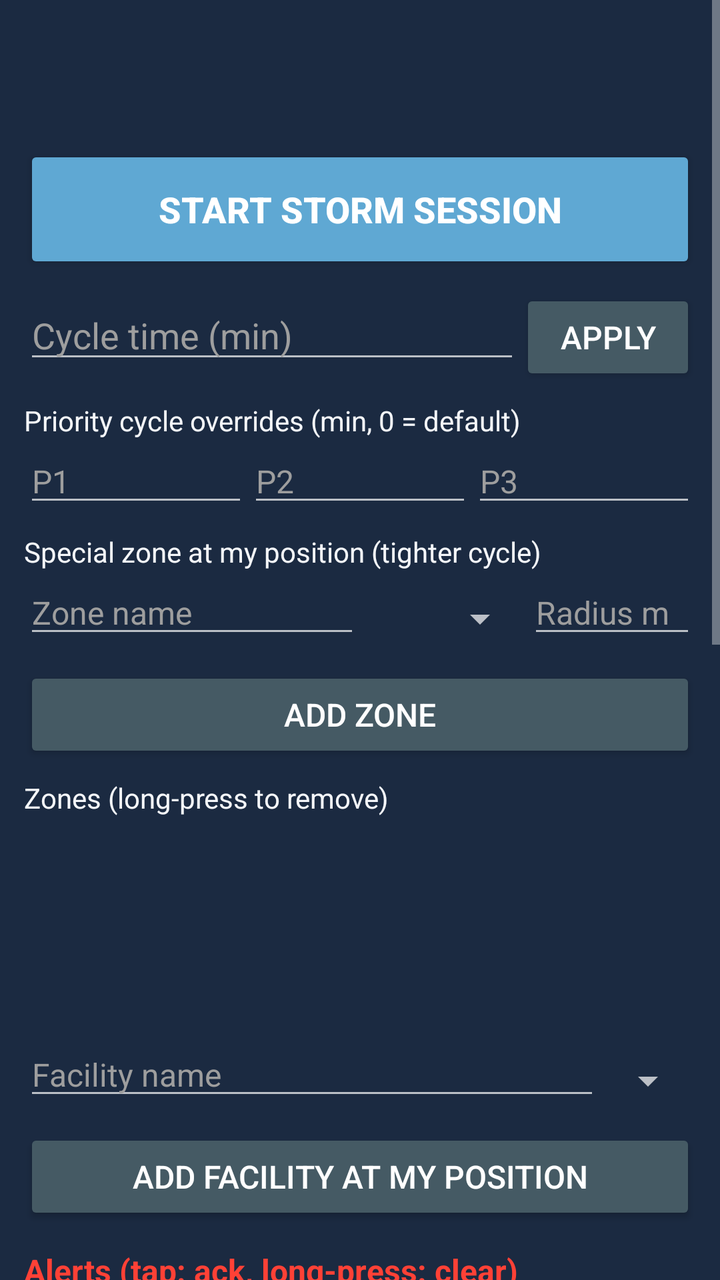
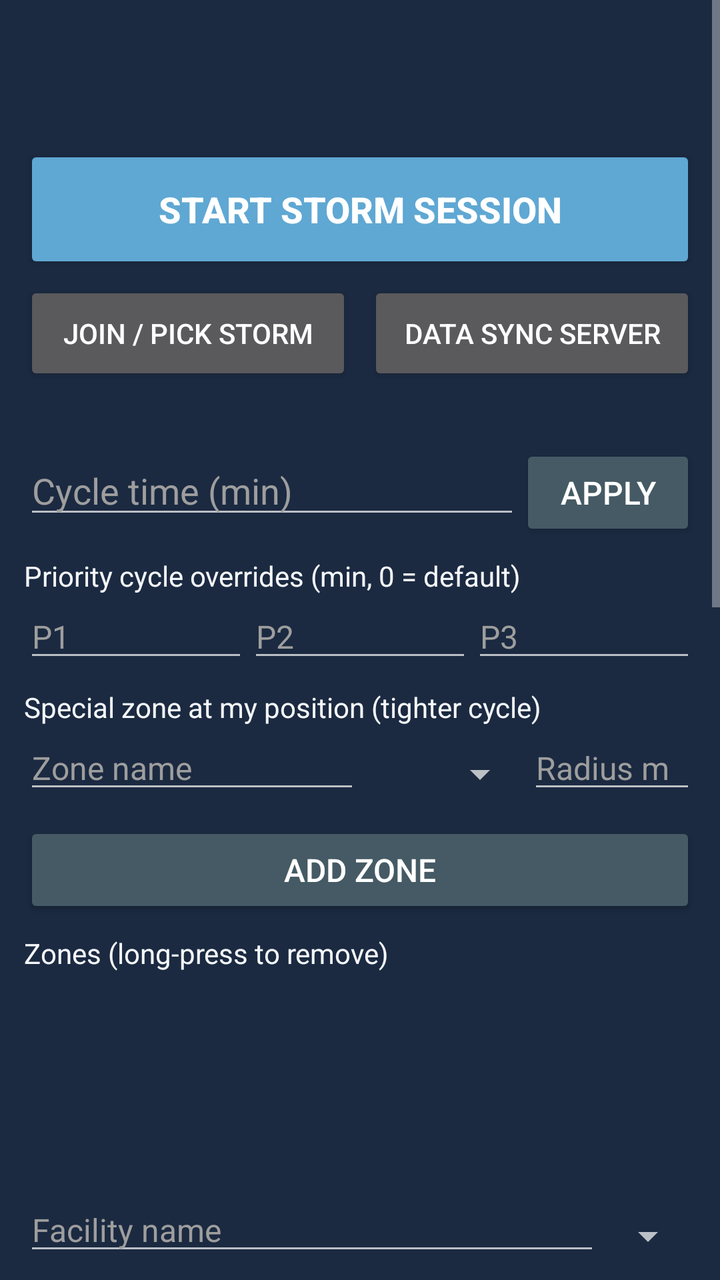

The first picture is an Android layout as it rendered before a commit; the second is the same layout after the commit. The layout source and the unified diff follow.
<!-- AndroidManifest.xml: application theme ATAKPluginTheme -->
<!-- res/layout/panel_supervisor.xml -->
<?xml version="1.0" encoding="utf-8"?>
<ScrollView xmlns:android="http://schemas.android.com/apk/res/android"
    android:layout_width="match_parent"
    android:layout_height="match_parent"
    android:background="@color/plowtak_bg">

    <LinearLayout
        android:layout_width="match_parent"
        android:layout_height="wrap_content"
        android:orientation="vertical"
        android:padding="12dp">

        <TextView
            android:id="@+id/sup_header"
            android:layout_width="match_parent"
            android:layout_height="wrap_content"
            android:textColor="@color/plowtak_text"
            android:textSize="20sp"
            android:textStyle="bold" />

        <TextView
            android:id="@+id/sup_storm_line"
            android:layout_width="match_parent"
            android:layout_height="wrap_content"
            android:layout_marginTop="4dp"
            android:textColor="@color/plowtak_accent"
            android:textSize="16sp" />

        <Button
            android:id="@+id/sup_storm_button"
            android:layout_width="match_parent"
            android:layout_height="64dp"
            android:layout_marginTop="8dp"
            android:backgroundTint="@color/plowtak_accent"
            android:text="@string/sup_storm_start"
            android:textSize="18sp"
            android:textStyle="bold" />

        
        <LinearLayout
            android:layout_width="match_parent"
            android:layout_height="wrap_content"
            android:layout_marginTop="8dp"
            android:orientation="horizontal">

            <EditText
                android:id="@+id/sup_cycle_time"
                android:layout_width="0dp"
                android:layout_height="wrap_content"
                android:layout_weight="1"
                android:hint="@string/sup_cycle_time_hint"
                android:inputType="number"
                android:textColor="@color/plowtak_text"
                android:textColorHint="@color/plowtak_grey"
                android:textSize="18sp" />

            <Button
                android:id="@+id/sup_cycle_apply"
                android:layout_width="wrap_content"
                android:layout_height="48dp"
                android:backgroundTint="@color/plowtak_toggle_off"
                android:text="@string/sup_cycle_time_apply"
                android:textSize="16sp" />
        </LinearLayout>

        
        <TextView
            android:layout_width="match_parent"
            android:layout_height="wrap_content"
            android:layout_marginTop="8dp"
            android:text="@string/sup_priority_title"
            android:textColor="@color/plowtak_text"
            android:textSize="14sp" />

        <LinearLayout
            android:layout_width="match_parent"
            android:layout_height="wrap_content"
            android:orientation="horizontal">

            <EditText
                android:id="@+id/sup_cycle_p1"
                android:layout_width="0dp"
                android:layout_height="wrap_content"
                android:layout_weight="1"
                android:hint="@string/sup_p1_hint"
                android:inputType="number"
                android:textColor="@color/plowtak_text"
                android:textColorHint="@color/plowtak_grey"
                android:textSize="16sp" />

            <EditText
                android:id="@+id/sup_cycle_p2"
                android:layout_width="0dp"
                android:layout_height="wrap_content"
                android:layout_weight="1"
                android:hint="@string/sup_p2_hint"
                android:inputType="number"
                android:textColor="@color/plowtak_text"
                android:textColorHint="@color/plowtak_grey"
                android:textSize="16sp" />

            <EditText
                android:id="@+id/sup_cycle_p3"
                android:layout_width="0dp"
                android:layout_height="wrap_content"
                android:layout_weight="1"
                android:hint="@string/sup_p3_hint"
                android:inputType="number"
                android:textColor="@color/plowtak_text"
                android:textColorHint="@color/plowtak_grey"
                android:textSize="16sp" />
        </LinearLayout>

        
        <TextView
            android:layout_width="match_parent"
            android:layout_height="wrap_content"
            android:layout_marginTop="8dp"
            android:text="@string/sup_zone_title"
            android:textColor="@color/plowtak_text"
            android:textSize="14sp" />

        <LinearLayout
            android:layout_width="match_parent"
            android:layout_height="wrap_content"
            android:orientation="horizontal">

            <EditText
                android:id="@+id/sup_zone_name"
                android:layout_width="0dp"
                android:layout_height="wrap_content"
                android:layout_weight="2"
                android:hint="@string/sup_zone_name_hint"
                android:inputType="text"
                android:textColor="@color/plowtak_text"
                android:textColorHint="@color/plowtak_grey"
                android:textSize="16sp" />

            <Spinner
                android:id="@+id/sup_zone_type"
                android:layout_width="0dp"
                android:layout_height="48dp"
                android:layout_weight="1" />

            <EditText
                android:id="@+id/sup_zone_radius"
                android:layout_width="0dp"
                android:layout_height="wrap_content"
                android:layout_weight="1"
                android:hint="@string/sup_zone_radius_hint"
                android:inputType="number"
                android:textColor="@color/plowtak_text"
                android:textColorHint="@color/plowtak_grey"
                android:textSize="16sp" />
        </LinearLayout>

        <Button
            android:id="@+id/sup_zone_add"
            android:layout_width="match_parent"
            android:layout_height="48dp"
            android:backgroundTint="@color/plowtak_toggle_off"
            android:text="@string/sup_zone_add"
            android:textSize="16sp" />

        <TextView
            android:layout_width="match_parent"
            android:layout_height="wrap_content"
            android:layout_marginTop="8dp"
            android:text="@string/sup_zones_title"
            android:textColor="@color/plowtak_text"
            android:textSize="14sp" />

        <ListView
            android:id="@+id/sup_zone_list"
            android:layout_width="match_parent"
            android:layout_height="100dp" />

        
        <LinearLayout
            android:layout_width="match_parent"
            android:layout_height="wrap_content"
            android:layout_marginTop="8dp"
            android:orientation="horizontal">

            <EditText
                android:id="@+id/sup_facility_name"
                android:layout_width="0dp"
                android:layout_height="wrap_content"
                android:layout_weight="1"
                android:hint="@string/sup_facility_name_hint"
                android:inputType="text"
                android:textColor="@color/plowtak_text"
                android:textColorHint="@color/plowtak_grey"
                android:textSize="16sp" />

            <Spinner
                android:id="@+id/sup_facility_type"
                android:layout_width="wrap_content"
                android:layout_height="48dp" />
        </LinearLayout>

        <Button
            android:id="@+id/sup_facility_add"
            android:layout_width="match_parent"
            android:layout_height="48dp"
            android:backgroundTint="@color/plowtak_toggle_off"
            android:text="@string/sup_add_facility"
            android:textSize="16sp" />

        
        <TextView
            android:layout_width="match_parent"
            android:layout_height="wrap_content"
            android:layout_marginTop="12dp"
            android:text="@string/sup_alerts_title"
            android:textColor="@color/plowtak_red"
            android:textSize="16sp"
            android:textStyle="bold" />

        <ListView
            android:id="@+id/sup_alert_list"
            android:layout_width="match_parent"
            android:layout_height="140dp" />

        
        <TextView
            android:id="@+id/sup_metrics_line"
            android:layout_width="match_parent"
            android:layout_height="wrap_content"
            android:layout_marginTop="12dp"
            android:text="@string/sup_metrics_placeholder"
            android:textColor="@color/plowtak_accent"
            android:textSize="14sp"
            android:textStyle="bold" />

        
        <TextView
            android:layout_width="match_parent"
            android:layout_height="wrap_content"
            android:layout_marginTop="12dp"
            android:text="@string/sup_fleet_hint"
            android:textColor="@color/plowtak_text"
            android:textSize="16sp"
            android:textStyle="bold" />

        <ListView
            android:id="@+id/sup_fleet_list"
            android:layout_width="match_parent"
            android:layout_height="220dp" />

        <Button
            android:id="@+id/sup_export"
            android:layout_width="match_parent"
            android:layout_height="48dp"
            android:layout_marginTop="8dp"
            android:backgroundTint="@color/plowtak_toggle_off"
            android:text="@string/sup_export"
            android:textSize="14sp" />

        <Button
            android:id="@+id/sup_distress"
            android:layout_width="match_parent"
            android:layout_height="64dp"
            android:layout_marginTop="12dp"
            android:backgroundTint="@color/plowtak_distress"
            android:text="@string/driver_distress"
            android:textColor="@color/plowtak_text"
            android:textSize="18sp"
            android:textStyle="bold" />

        <Button
            android:id="@+id/sup_settings"
            android:layout_width="match_parent"
            android:layout_height="48dp"
            android:layout_marginTop="8dp"
            android:backgroundTint="@color/plowtak_toggle_off"
            android:text="@string/driver_settings"
            android:textSize="14sp" />
    </LinearLayout>
</ScrollView>
<!-- resources referenced by this layout -->
<resources>
  <color name="plowtak_accent">#5FA8D3</color>
  <color name="plowtak_bg">#1B2A41</color>
  <color name="plowtak_distress">#C62828</color>
  <color name="plowtak_grey">#9E9E9E</color>
  <color name="plowtak_red">#FF4136</color>
  <color name="plowtak_text">#F5F7FA</color>
  <color name="plowtak_toggle_off">#455A64</color>
  <string name="driver_distress">MAYDAY / NEED ASSIST</string>
  <string name="driver_settings">Vehicle setup…</string>
  <string name="sup_add_facility">Add facility at my position</string>
  <string name="sup_alerts_title">Alerts (tap: ack, long-press: clear)</string>
  <string name="sup_cycle_time_apply">Apply</string>
  <string name="sup_cycle_time_hint">Cycle time (min)</string>
  <string name="sup_export">Export storm records (GeoJSON + CSV)</string>
  <string name="sup_facility_name_hint">Facility name</string>
  <string name="sup_fleet_hint">Fleet (long-press a truck to task it)</string>
  <string name="sup_metrics_placeholder">Metrics: waiting for coverage…</string>
  <string name="sup_p1_hint">P1</string>
  <string name="sup_p2_hint">P2</string>
  <string name="sup_p3_hint">P3</string>
  <string name="sup_priority_title">Priority cycle overrides (min, 0 = default)</string>
  <string name="sup_storm_start">Start storm session</string>
  <string name="sup_zone_add">Add zone</string>
  <string name="sup_zone_name_hint">Zone name</string>
  <string name="sup_zone_radius_hint">Radius m</string>
  <string name="sup_zone_title">Special zone at my position (tighter cycle)</string>
  <string name="sup_zones_title">Zones (long-press to remove)</string>
  <style name="ATAKPluginTheme" parent="@android:style/Theme.Material">
          <item name="android:colorPrimary">#1B2A41</item>
          <item name="android:colorAccent">#5FA8D3</item>
      </style>
</resources>

<!-- the commit's change to res/layout/panel_supervisor.xml (unified diff, before → after) -->
@@ -35,6 +35,38 @@
             android:text="@string/sup_storm_start"
             android:textSize="18sp"
             android:textStyle="bold" />
+
+        <LinearLayout
+            android:layout_width="match_parent"
+            android:layout_height="wrap_content"
+            android:layout_marginTop="4dp"
+            android:orientation="horizontal">
+
+            <Button
+                android:id="@+id/sup_storm_join"
+                android:layout_width="0dp"
+                android:layout_height="52dp"
+                android:layout_weight="1"
+                android:text="@string/sup_storm_join"
+                android:textSize="14sp" />
+
+            <Button
+                android:id="@+id/sup_datasync_server"
+                android:layout_width="0dp"
+                android:layout_height="52dp"
+                android:layout_marginStart="8dp"
+                android:layout_weight="1"
+                android:text="@string/sup_datasync_server"
+                android:textSize="14sp" />
+        </LinearLayout>
+
+        <TextView
+            android:id="@+id/sup_datasync_line"
+            android:layout_width="match_parent"
+            android:layout_height="wrap_content"
+            android:layout_marginTop="4dp"
+            android:textColor="@color/plowtak_text"
+            android:textSize="13sp" />
 
         
         <LinearLayout
<!-- resource entries referenced after the edit -->
@@ -13,6 +13,7 @@
   <string name="sup_alerts_title">Alerts (tap: ack, long-press: clear)</string>
   <string name="sup_cycle_time_apply">Apply</string>
   <string name="sup_cycle_time_hint">Cycle time (min)</string>
+  <string name="sup_datasync_server">Data Sync server</string>
   <string name="sup_export">Export storm records (GeoJSON + CSV)</string>
   <string name="sup_facility_name_hint">Facility name</string>
   <string name="sup_fleet_hint">Fleet (long-press a truck to task it)</string>
@@ -21,6 +22,7 @@
   <string name="sup_p2_hint">P2</string>
   <string name="sup_p3_hint">P3</string>
   <string name="sup_priority_title">Priority cycle overrides (min, 0 = default)</string>
+  <string name="sup_storm_join">Join / pick storm</string>
   <string name="sup_storm_start">Start storm session</string>
   <string name="sup_zone_add">Add zone</string>
   <string name="sup_zone_name_hint">Zone name</string>
